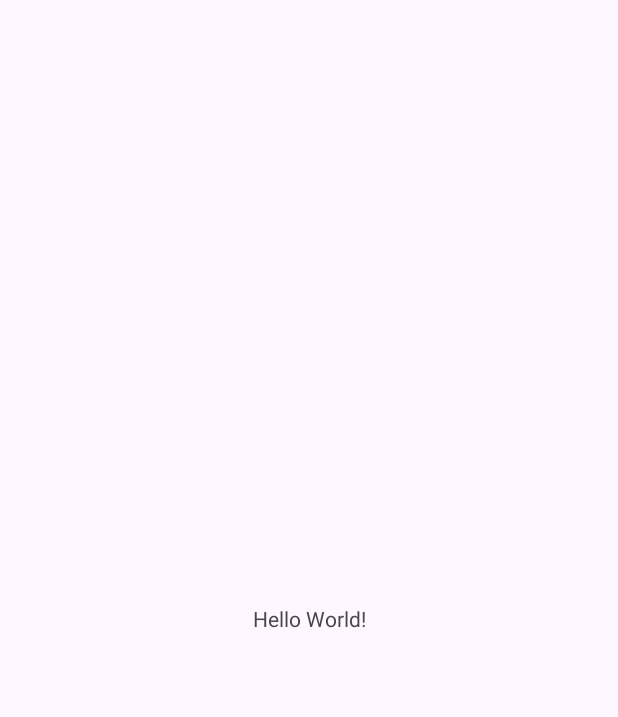
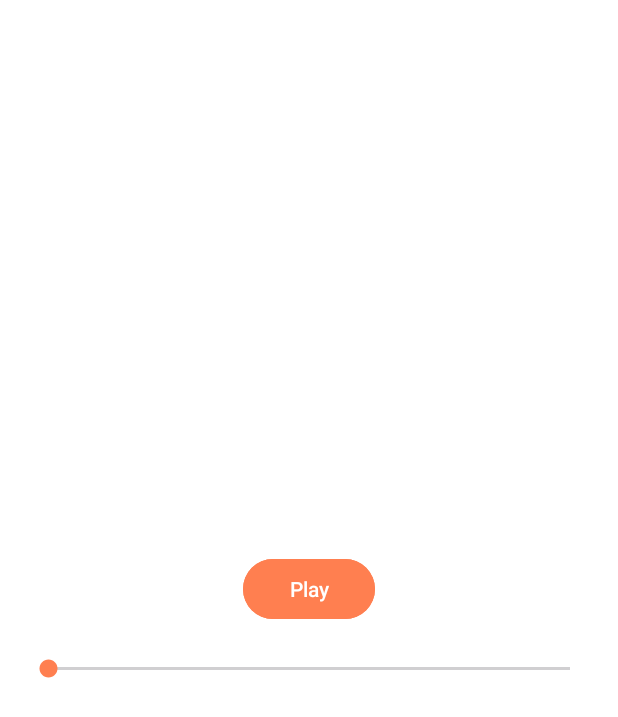
Before and after one commit to AntonyBlanco/IDNP_PRAC_BGService, an Android app: the screen it shows after launch (MainActivity), on a phone screen of 412 x 824 dp. Before the commit the part shown is almost empty. Shown: the top 717 px of the screen. Run offline under Robolectric (Android 15) with nearby library versions, the phone set to English and light mode, and no system bars; 2 statements that could not run were skipped.

Commit message:
Funcionando reproductor

```diff
--- a/app/src/main/AndroidManifest.xml
+++ b/app/src/main/AndroidManifest.xml
@@ -21,6 +21,10 @@
                 <category android:name="android.intent.category.LAUNCHER" />
             </intent-filter>
         </activity>
+
+        <service android:name=".AudioService"/>
     </application>
 
+    <uses-permission android:name="android.permission.READ_EXTERNAL_STORAGE"/>
+
 </manifest>
--- a/app/src/main/java/com/ablancotunsa/idnp_prac_bgservice/MainActivity.java
+++ b/app/src/main/java/com/ablancotunsa/idnp_prac_bgservice/MainActivity.java
@@ -1,24 +1,92 @@
 package com.ablancotunsa.idnp_prac_bgservice;
 
+import android.content.ComponentName;
+import android.content.Intent;
+import android.content.ServiceConnection;
 import android.os.Bundle;
-
-import androidx.activity.EdgeToEdge;
+import android.os.IBinder;
+import android.widget.Button;
+import android.widget.SeekBar;
 import androidx.appcompat.app.AppCompatActivity;
-import androidx.core.graphics.Insets;
-import androidx.core.view.ViewCompat;
-import androidx.core.view.WindowInsetsCompat;
 
 public class MainActivity extends AppCompatActivity {
+
+    private Button btnPlayPause;
+    private SeekBar audioSeekBar;
+
+    private boolean isPlaying = false;
+    private AudioService audioService;
+
+    private final ServiceConnection connection = new ServiceConnection() {
+        @Override
+        public void onServiceConnected(ComponentName name, IBinder service) {
+            AudioService.AudioBinder binder = (AudioService.AudioBinder) service;
+            audioService = binder.getService();
+
+            // Configurar SeekBar cuando el servicio esté listo
+            audioSeekBar.setMax(audioService.getDuration());
+
+            new Thread(() -> {
+                while (true) {
+                    if (isPlaying) {
+                        runOnUiThread(() -> audioSeekBar.setProgress(audioService.getCurrentPosition()));
+                    }
+                    try {
+                        Thread.sleep(500);
+                    } catch (InterruptedException e) {
+                        e.printStackTrace();
+                    }
+                }
+            }).start();
+        }
+
+        @Override
+        public void onServiceDisconnected(ComponentName name) {
+            audioService = null;
+        }
+    };
 
     @Override
     protected void onCreate(Bundle savedInstanceState) {
         super.onCreate(savedInstanceState);
-        EdgeToEdge.enable(this);
         setContentView(R.layout.activity_main);
-        ViewCompat.setOnApplyWindowInsetsListener(findViewById(R.id.main), (v, insets) -> {
-            Insets systemBars = insets.getInsets(WindowInsetsCompat.Type.systemBars());
-            v.setPadding(systemBars.left, systemBars.top, systemBars.right, systemBars.bottom);
-            return insets;
+
+        btnPlayPause = findViewById(R.id.btnPlayPause);
+        audioSeekBar = findViewById(R.id.audioSeekBar);
+
+        Intent intent = new Intent(this, AudioService.class);
+        bindService(intent, connection, BIND_AUTO_CREATE);
+
+        btnPlayPause.setOnClickListener(v -> {
+            if (isPlaying) {
+                audioService.pauseAudio();
+                btnPlayPause.setText("Play");
+            } else {
+                audioService.playAudio();
+                btnPlayPause.setText("Pause");
+            }
+            isPlaying = !isPlaying;
+        });
+
+        audioSeekBar.setOnSeekBarChangeListener(new SeekBar.OnSeekBarChangeListener() {
+            @Override
+            public void onProgressChanged(SeekBar seekBar, int progress, boolean fromUser) {
+                if (fromUser) {
+                    audioService.seekTo(progress);
+                }
+            }
+
+            @Override
+            public void onStartTrackingTouch(SeekBar seekBar) {}
+
+            @Override
+            public void onStopTrackingTouch(SeekBar seekBar) {}
         });
     }
+
+    @Override
+    protected void onDestroy() {
+        super.onDestroy();
+        unbindService(connection);
+    }
 }
--- a/app/src/main/res/layout/activity_main.xml
+++ b/app/src/main/res/layout/activity_main.xml
@@ -1,19 +1,29 @@
 <?xml version="1.0" encoding="utf-8"?>
-<androidx.constraintlayout.widget.ConstraintLayout xmlns:android="http://schemas.android.com/apk/res/android"
-    xmlns:app="http://schemas.android.com/apk/res-auto"
-    xmlns:tools="http://schemas.android.com/tools"
+<LinearLayout
+    xmlns:android="http://schemas.android.com/apk/res/android"
     android:id="@+id/main"
     android:layout_width="match_parent"
     android:layout_height="match_parent"
-    tools:context=".MainActivity">
+    android:orientation="vertical"
+    android:gravity="center"
+    android:padding="16dp"
+    android:background="#FFFFFF">
 
-    <TextView
+    <!-- Botón Play/Pausa -->
+    <Button
+        android:id="@+id/btnPlayPause"
         android:layout_width="wrap_content"
         android:layout_height="wrap_content"
-        android:text="Hello World!"
-        app:layout_constraintBottom_toBottomOf="parent"
-        app:layout_constraintEnd_toEndOf="parent"
-        app:layout_constraintStart_toStartOf="parent"
-        app:layout_constraintTop_toTopOf="parent" />
+        android:text="Play"
+        android:textColor="#FFFFFF"
+        android:backgroundTint="#FF7F50"
+        android:layout_marginBottom="20dp" />
 
-</androidx.constraintlayout.widget.ConstraintLayout>
+    <!-- SeekBar para avanzar/retroceder -->
+    <SeekBar
+        android:id="@+id/audioSeekBar"
+        android:layout_width="match_parent"
+        android:layout_height="wrap_content"
+        android:progressTint="#FF7F50"
+        android:thumbTint="#FF7F50" />
+</LinearLayout>
```
Also changed, not shown: app/src/main/java/com/ablancotunsa/idnp_prac_bgservice/AudioService.java (added, +125 -0 lines), app/src/main/res/drawable/ic_pause.png (added), app/src/main/res/drawable/music_icon.png (added), 1 other file.
